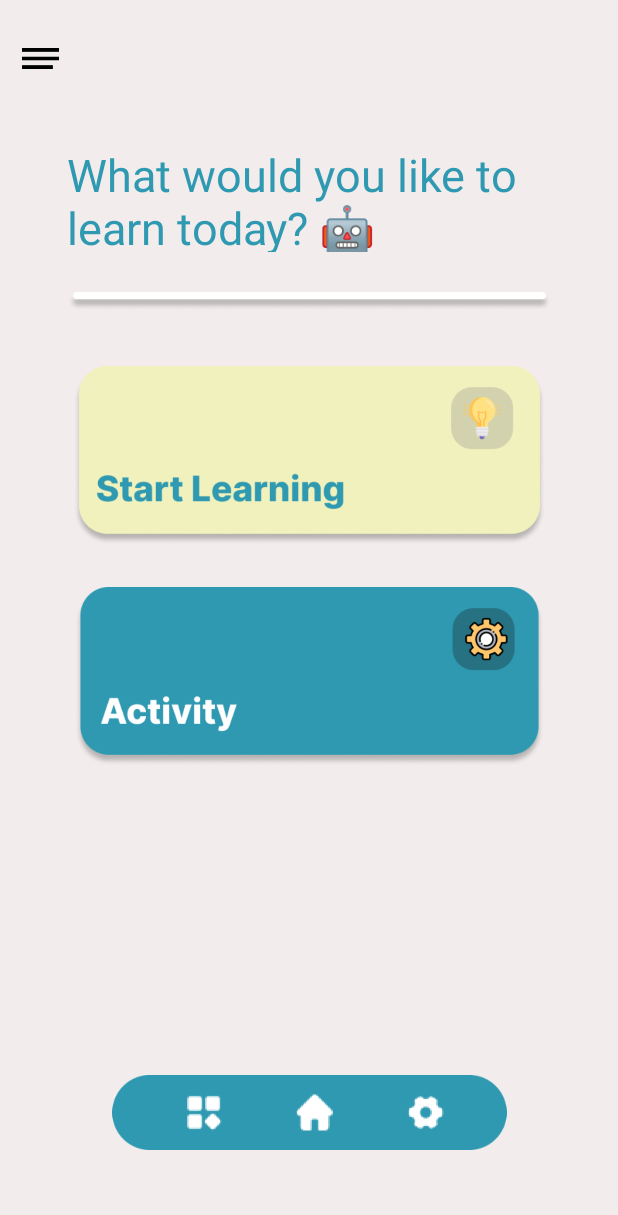
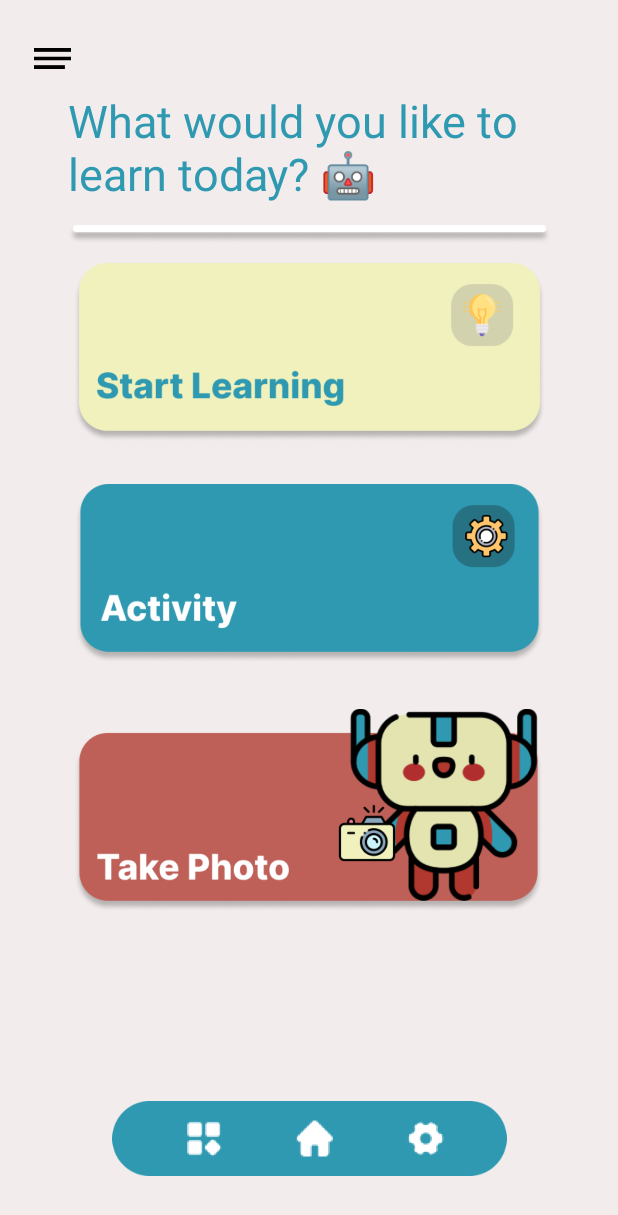
Before and after one commit to dawndanseco/psykitz, an Android app: the MainActivity2 screen opened directly, with no data from a screen before it, on a phone screen of 412 x 824 dp. Shown: the top 1215 px of the screen. Run offline under Robolectric (Android 15) with nearby library versions, the phone set to English and light mode, and no system bars.

Commit message:
with camera

```diff
--- a/app/src/main/java/com/example/psykitz/MainActivity2.kt
+++ b/app/src/main/java/com/example/psykitz/MainActivity2.kt
@@ -1,12 +1,18 @@
 package com.example.psykitz
 
+import android.content.Intent
+import android.graphics.Bitmap
 import android.os.Bundle
+import android.provider.MediaStore
+import android.view.View
+import android.widget.ImageView
 import androidx.activity.enableEdgeToEdge
 import androidx.appcompat.app.AppCompatActivity
 import androidx.core.view.ViewCompat
 import androidx.core.view.WindowInsetsCompat
 
 class MainActivity2 : AppCompatActivity() {
+    private var our_request_code : Int = 123
     override fun onCreate(savedInstanceState: Bundle?) {
         super.onCreate(savedInstanceState)
         enableEdgeToEdge()
@@ -17,4 +23,19 @@ class MainActivity2 : AppCompatActivity() {
             insets
         }
     }
+
+    fun takePhoto(viewCompat: View){
+        val intent = Intent(MediaStore.ACTION_IMAGE_CAPTURE)
+        if(intent.resolveActivity(packageManager) != null){
+            startActivityForResult(intent, our_request_code)
+        }
+    }
+    override fun onActivityResult(requestCode: Int, resultCode: Int, data: Intent?) {
+        super.onActivityResult(requestCode, resultCode, data)
+        if(requestCode == our_request_code && resultCode == RESULT_OK){
+            val imageView : ImageView = findViewById(R.id.ivCamera)
+            val bitmap = data?.extras?.get("data") as Bitmap
+            imageView.setImageBitmap(bitmap)
+        }
+    }
 }
--- a/app/src/main/res/layout/activity_main2.xml
+++ b/app/src/main/res/layout/activity_main2.xml
@@ -10,9 +10,10 @@
 
     <TextView
         android:id="@+id/tvLearnToday"
-        android:layout_width="323dp"
-        android:layout_height="72dp"
-        android:layout_marginTop="96dp"
+        android:layout_width="351dp"
+        android:layout_height="75dp"
+        android:layout_marginTop="60dp"
+        android:layout_marginLeft="30dp"
         android:text="What would you like to learn today? 🤖"
         android:textColor="@color/teal"
         android:textSize="30dp"
@@ -24,7 +25,7 @@
         android:id="@+id/ivDivider"
         android:layout_width="323dp"
         android:layout_height="wrap_content"
-        android:layout_marginTop="20dp"
+        android:layout_marginTop="8dp"
         app:layout_constraintEnd_toEndOf="parent"
         app:layout_constraintStart_toStartOf="parent"
         app:layout_constraintTop_toBottomOf="@+id/tvLearnToday"
@@ -34,7 +35,7 @@
         android:id="@+id/ivInfo"
         android:layout_width="30dp"
         android:layout_height="14dp"
-        android:layout_marginStart="12dp"
+        android:layout_marginStart="20dp"
         android:layout_marginTop="32dp"
         app:layout_constraintStart_toStartOf="parent"
         app:layout_constraintTop_toTopOf="parent"
@@ -44,7 +45,7 @@
         android:id="@+id/ivStartLearning"
         android:layout_width="323dp"
         android:layout_height="119dp"
-        android:layout_marginTop="56dp"
+        android:layout_marginTop="32dp"
         app:layout_constraintEnd_toEndOf="parent"
         app:layout_constraintStart_toStartOf="parent"
         app:layout_constraintTop_toTopOf="@+id/ivDivider"
@@ -64,11 +65,24 @@
         android:id="@+id/ivNavigation"
         android:layout_width="263dp"
         android:layout_height="50dp"
+        android:layout_marginBottom="40dp"
         app:layout_constraintBottom_toBottomOf="parent"
         app:layout_constraintEnd_toEndOf="parent"
         app:layout_constraintStart_toStartOf="parent"
-        app:layout_constraintTop_toBottomOf="@+id/ivActivity"
-        app:layout_constraintVertical_bias="0.783"
         app:srcCompat="@drawable/naviagtion" />
 
+    <ImageView
+        android:id="@+id/ivCamera"
+        android:layout_width="398dp"
+        android:layout_height="135dp"
+        android:onClick="takePhoto"
+        app:layout_constraintBottom_toTopOf="@+id/ivNavigation"
+        app:layout_constraintEnd_toEndOf="parent"
+        app:layout_constraintHorizontal_bias="0.461"
+        app:layout_constraintStart_toStartOf="parent"
+        app:layout_constraintTop_toBottomOf="@+id/ivActivity"
+        app:layout_constraintVertical_bias="0.196"
+        app:srcCompat="@drawable/camera" />
+
+
 </androidx.constraintlayout.widget.ConstraintLayout>
```
Also changed, not shown: app/src/main/res/drawable/cam.png (added), app/src/main/res/drawable/camera.png (added).
